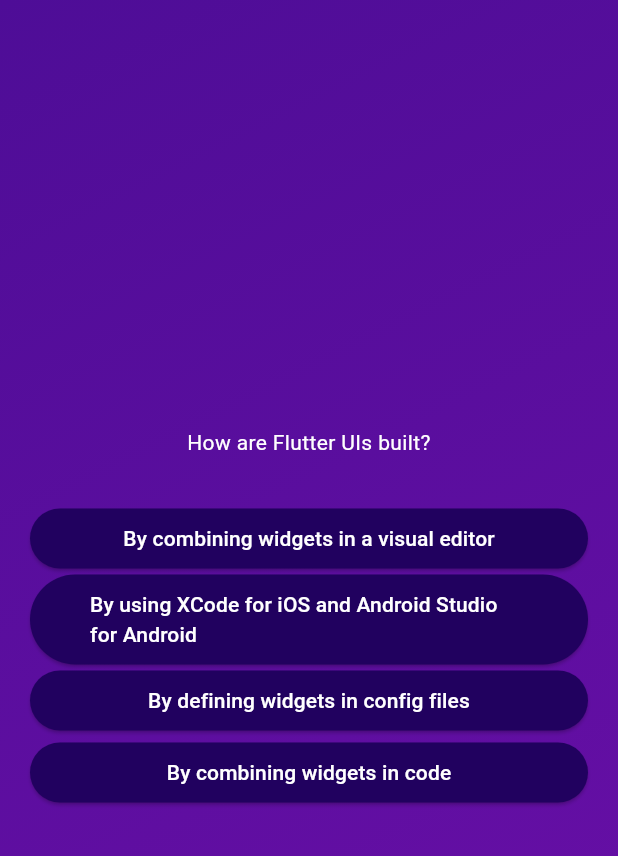
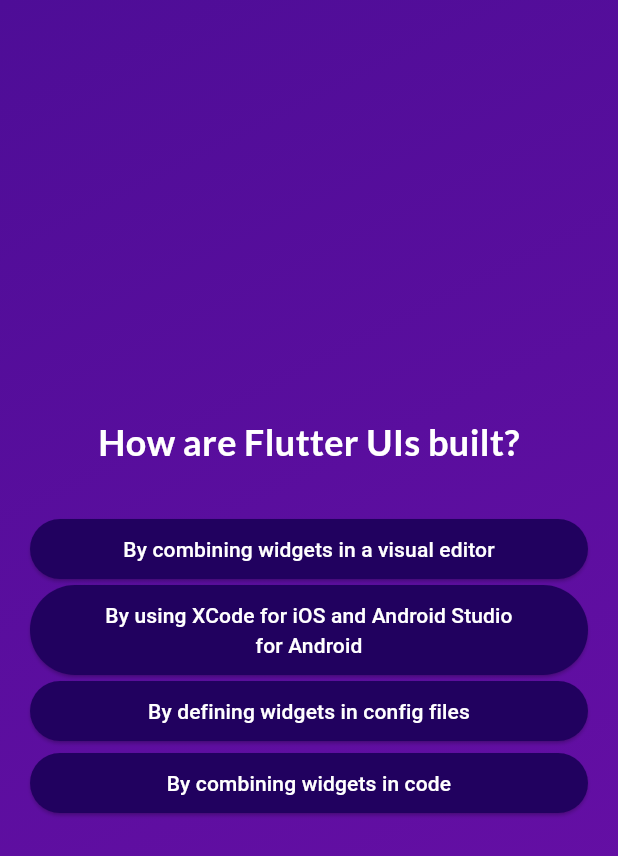
Before and after one commit to uzifauzi/Quizz-App, a Flutter app: the screen it shows after launch, after a tap on "Start Quiz!", after a tap on "Components", on a phone screen of 412 x 824 dp. Shown: the top 856 px of the screen. Run offline on Flutter 3.47's test engine with Material 3 defaults, Android fonts, the phone set to English and light mode, and no system bars; our stand-ins replace google_fonts.

Commit message:
feat: added some screen and method to select answer and result

```diff
--- a/lib/answer_button.dart
+++ b/lib/answer_button.dart
@@ -18,7 +18,10 @@ class AnswerButton extends StatelessWidget {
           shape: RoundedRectangleBorder(
             borderRadius: BorderRadius.circular(40),
           )),
-      child: Text(answerText),
+      child: Text(
+        answerText,
+        textAlign: TextAlign.center,
+      ),
     );
   }
 }
--- a/lib/questions_screen.dart
+++ b/lib/questions_screen.dart
@@ -1,9 +1,12 @@
 import 'package:flutter/material.dart';
+import 'package:google_fonts/google_fonts.dart';
 import 'package:quiz_app/answer_button.dart';
 import 'package:quiz_app/data/questions.dart';
 
 class QuestionsScreen extends StatefulWidget {
-  const QuestionsScreen({super.key});
+  const QuestionsScreen({required this.onSelectedAnswer, super.key});
+
+  final void Function(String answer) onSelectedAnswer;
 
   @override
   State<QuestionsScreen> createState() => _QuestionsScreenState();
@@ -12,7 +15,8 @@ class QuestionsScreen extends StatefulWidget {
 class _QuestionsScreenState extends State<QuestionsScreen> {
   int currentQuestionIndex = 0;
 
-  void answerQuestion() {
+  void answerQuestion(String selectedAnswer) {
+    widget.onSelectedAnswer(selectedAnswer);
     setState(() {
       currentQuestionIndex += 1;
     });
@@ -33,8 +37,10 @@ class _QuestionsScreenState extends State<QuestionsScreen> {
             Text(
               currentQuestion.text,
               textAlign: TextAlign.center,
-              style: const TextStyle(
+              style: GoogleFonts.lato(
                 color: Colors.white,
+                fontSize: 24,
+                fontWeight: FontWeight.bold,
               ),
             ),
             const SizedBox(
@@ -44,7 +50,9 @@ class _QuestionsScreenState extends State<QuestionsScreen> {
               (answer) {
                 return AnswerButton(
                   answerText: answer,
-                  onTap: answerQuestion,
+                  onTap: () {
+                    answerQuestion(answer);
+                  },
                 );
               },
             ),
--- a/lib/quiz.dart
+++ b/lib/quiz.dart
@@ -1,5 +1,7 @@
 import 'package:flutter/material.dart';
+import 'package:quiz_app/data/questions.dart';
 import 'package:quiz_app/questions_screen.dart';
+import 'package:quiz_app/result_screen.dart';
 import 'package:quiz_app/start_screen.dart';
 
 class Quiz extends StatefulWidget {
@@ -10,6 +12,7 @@ class Quiz extends StatefulWidget {
 }
 
 class _QuizState extends State<Quiz> {
+  List<String> selectedAnswers = [];
   Widget? activeScreen;
 
   @override
@@ -18,9 +21,22 @@ class _QuizState extends State<Quiz> {
     super.initState();
   }
 
+  void chooseAnswer(String answer) {
+    selectedAnswers.add(answer);
+
+    if (selectedAnswers.length == questions.length) {
+      setState(() {
+        selectedAnswers = [];
+        activeScreen = ResultScreen(selectedAnswers);
+      });
+    }
+  }
+
   void switchScreen() {
     setState(() {
-      activeScreen = const QuestionsScreen();
+      activeScreen = QuestionsScreen(
+        onSelectedAnswer: chooseAnswer,
+      );
     });
   }
 
--- a/lib/start_screen.dart
+++ b/lib/start_screen.dart
@@ -1,5 +1,5 @@
 import 'package:flutter/material.dart';
-import 'package:flutter/widgets.dart';
+import 'package:google_fonts/google_fonts.dart';
 
 class StartScreen extends StatelessWidget {
   const StartScreen(this.startQuiz, {super.key});
@@ -15,7 +15,7 @@ class StartScreen extends StatelessWidget {
           Image.asset(
             'assets/images/quiz-logo.png',
             width: 300,
-            color: Color.fromARGB(150, 255, 255, 255),
+            color: const Color.fromARGB(150, 255, 255, 255),
           ),
           // Opacity(
           //   opacity: 0.5,
@@ -27,9 +27,13 @@ class StartScreen extends StatelessWidget {
           const SizedBox(
             height: 80,
           ),
-          const Text(
+          Text(
             "Learn Flutter the fun way!",
-            style: TextStyle(color: Colors.white, fontSize: 24),
+            style: GoogleFonts.raleway(
+              color: Colors.white,
+              fontSize: 24,
+              fontWeight: FontWeight.bold,
+            ),
           ),
           const SizedBox(
             height: 30,
@@ -40,7 +44,7 @@ class StartScreen extends StatelessWidget {
             style: OutlinedButton.styleFrom(
               foregroundColor: Colors.white,
             ),
-            label: Text("Start Quiz!"),
+            label: const Text("Start Quiz!"),
           ),
         ],
       ),
--- a/pubspec.yaml
+++ b/pubspec.yaml
@@ -34,6 +34,7 @@ dependencies:
   # The following adds the Cupertino Icons font to your application.
   # Use with the CupertinoIcons class for iOS style icons.
   cupertino_icons: ^1.0.6
+  google_fonts: ^6.2.1
 
 dev_dependencies:
   flutter_test:
```
Also changed, not shown: lib/result_screen.dart (added, +34 -0 lines), pubspec.lock, 2 other files.
